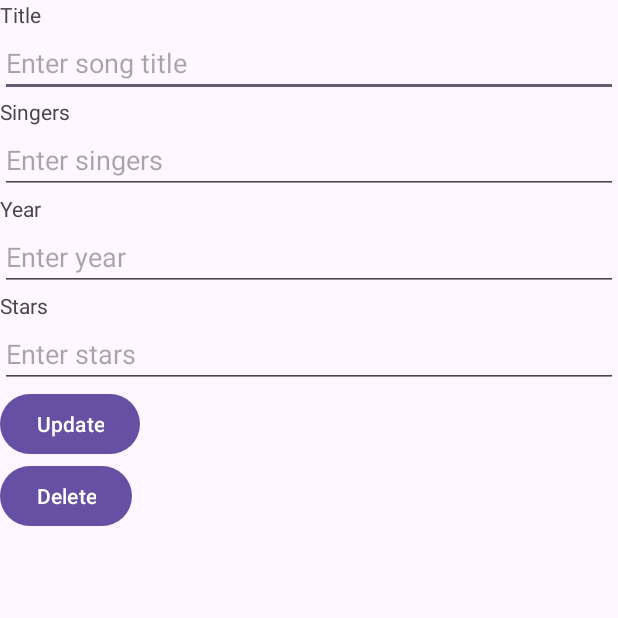
After one commit to weih3ng/MoreMoviesLesson12, an Android app: the ThirdActivity screen opened directly, with no data from a screen before it, on a phone screen of 412 x 824 dp, the top half of it. The commit adds this screen. Run offline under Robolectric (Android 15) with nearby library versions, the phone set to English and light mode, and no system bars; 4 statements that could not run were skipped.

Commit message:
modified P09 PS

```diff
--- a/app/src/main/AndroidManifest.xml
+++ b/app/src/main/AndroidManifest.xml
@@ -13,6 +13,12 @@
         android:theme="@style/Theme.Song"
         tools:targetApi="31">
         <activity
+            android:name=".ThirdActivity"
+            android:exported="false" />
+        <activity
+            android:name=".SongListActivity"
+            android:exported="false" />
+        <activity
             android:name=".MainActivity"
             android:exported="true">
             <intent-filter>
--- /dev/null
+++ b/app/src/main/java/sg/edu/rp/c346/id22005564/song/ThirdActivity.java
@@ -0,0 +1,71 @@
+package sg.edu.rp.c346.id22005564.song;
+
+import androidx.appcompat.app.AppCompatActivity;
+
+import android.content.Intent;
+import android.os.Bundle;
+import android.view.View;
+import android.widget.Button;
+import android.widget.EditText;
+import android.widget.Toast;
+
+public class ThirdActivity extends AppCompatActivity {
+
+    EditText editTitle, editSingers, editYear, editStars;
+    Button updateButton, deleteButton;
+    DBHelper dbHelper;
+    Song selectedSong;
+
+    @Override
+    protected void onCreate(Bundle savedInstanceState) {
+        super.onCreate(savedInstanceState);
+        setContentView(R.layout.activity_third);
+
+        dbHelper = new DBHelper(this);
+
+        editTitle = findViewById(R.id.editTitle);
+        editSingers = findViewById(R.id.editSingers);
+        editYear = findViewById(R.id.editYear);
+        editStars = findViewById(R.id.editStars);
+        updateButton = findViewById(R.id.updateButton);
+        deleteButton = findViewById(R.id.deleteButton);
+
+        Intent intent = getIntent();
+        selectedSong = (Song) intent.getSerializableExtra("song");
+
+        editTitle.setText(selectedSong.getTitle());
+        editSingers.setText(selectedSong.getSingers());
+        editYear.setText(String.valueOf(selectedSong.getYear()));
+        editStars.setText(String.valueOf(selectedSong.getStars()));
+
+        updateButton.setOnClickListener(new View.OnClickListener() {
+            @Override
+            public void onClick(View v) {
+                String title = editTitle.getText().toString().trim();
+                String singers = editSingers.getText().toString().trim();
+                int year = Integer.parseInt(editYear.getText().toString().trim());
+                int stars = Integer.parseInt(editStars.getText().toString().trim());
+
+                selectedSong.setTitle(title);
+                selectedSong.setSingers(singers);
+                selectedSong.setYear(year);
+                selectedSong.setStars(stars);
+
+                dbHelper.updateSong(selectedSong);
+
+                Toast.makeText(ThirdActivity.this, "Song updated", Toast.LENGTH_SHORT).show();
+                finish();
+            }
+
+        });
+
+        deleteButton.setOnClickListener(new View.OnClickListener() {
+            @Override
+            public void onClick(View v) {
+                dbHelper.deleteSong(selectedSong.getId());
+                Toast.makeText(ThirdActivity.this, "Song deleted", Toast.LENGTH_SHORT).show();
+                finish();
+            }
+        });
+    }
+}
--- a/app/src/main/res/layout/activity_main.xml
+++ b/app/src/main/res/layout/activity_main.xml
@@ -6,7 +6,7 @@
     android:layout_height="match_parent"
     android:orientation="vertical"
     tools:context=".MainActivity"
-    android:background="@drawable/beige">
+    >
 
     <TextView
         android:id="@+id/textView"
--- /dev/null
+++ b/app/src/main/res/layout/activity_third.xml
@@ -0,0 +1,70 @@
+<?xml version="1.0" encoding="utf-8"?>
+<LinearLayout xmlns:android="http://schemas.android.com/apk/res/android"
+    xmlns:app="http://schemas.android.com/apk/res-auto"
+    xmlns:tools="http://schemas.android.com/tools"
+    android:layout_width="match_parent"
+    android:layout_height="match_parent"
+    android:orientation="vertical"
+    tools:context=".ThirdActivity">
+
+    <TextView
+        android:layout_width="match_parent"
+        android:layout_height="wrap_content"
+        android:text="Title" />
+
+    <EditText
+        android:id="@+id/editTitle"
+        android:layout_width="match_parent"
+        android:layout_height="wrap_content"
+        android:inputType="text"
+        android:hint="Enter song title" />
+
+    <TextView
+        android:layout_width="match_parent"
+        android:layout_height="wrap_content"
+        android:text="Singers" />
+
+    <EditText
+        android:id="@+id/editSingers"
+        android:layout_width="match_parent"
+        android:layout_height="wrap_content"
+        android:inputType="text"
+        android:hint="Enter singers" />
+
+    <TextView
+        android:layout_width="match_parent"
+        android:layout_height="wrap_content"
+        android:text="Year" />
+
+    <EditText
+        android:id="@+id/editYear"
+        android:layout_width="match_parent"
+        android:layout_height="wrap_content"
+        android:inputType="number"
+        android:hint="Enter year" />
+
+    <TextView
+        android:layout_width="match_parent"
+        android:layout_height="wrap_content"
+        android:text="Stars" />
+
+    <EditText
+        android:id="@+id/editStars"
+        android:layout_width="match_parent"
+        android:layout_height="wrap_content"
+        android:inputType="number"
+        android:hint="Enter stars" />
+
+    <Button
+        android:id="@+id/updateButton"
+        android:layout_width="wrap_content"
+        android:layout_height="wrap_content"
+        android:text="Update" />
+
+    <Button
+        android:id="@+id/deleteButton"
+        android:layout_width="wrap_content"
+        android:layout_height="wrap_content"
+        android:text="Delete" />
+
+</LinearLayout>
```
Also changed, not shown: app/src/main/java/sg/edu/rp/c346/id22005564/song/DBHelper.java (+92 -3 lines), app/src/main/java/sg/edu/rp/c346/id22005564/song/MainActivity.java (+5 -5 lines), app/src/main/java/sg/edu/rp/c346/id22005564/song/Song.java (+20 -1 lines).
